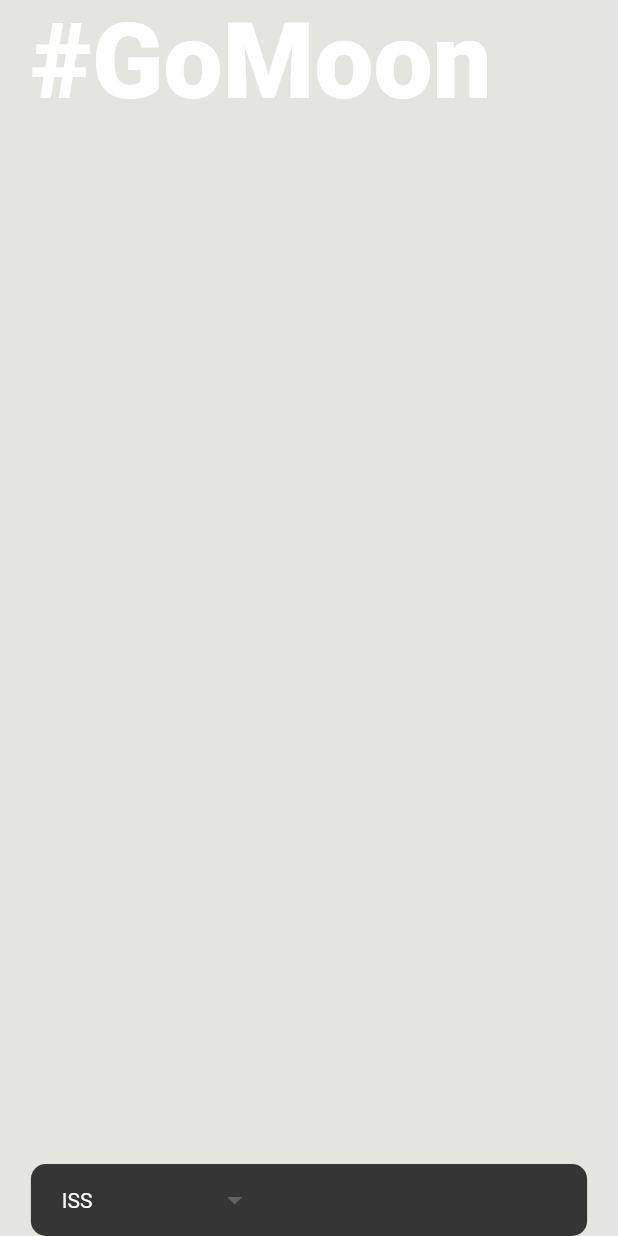
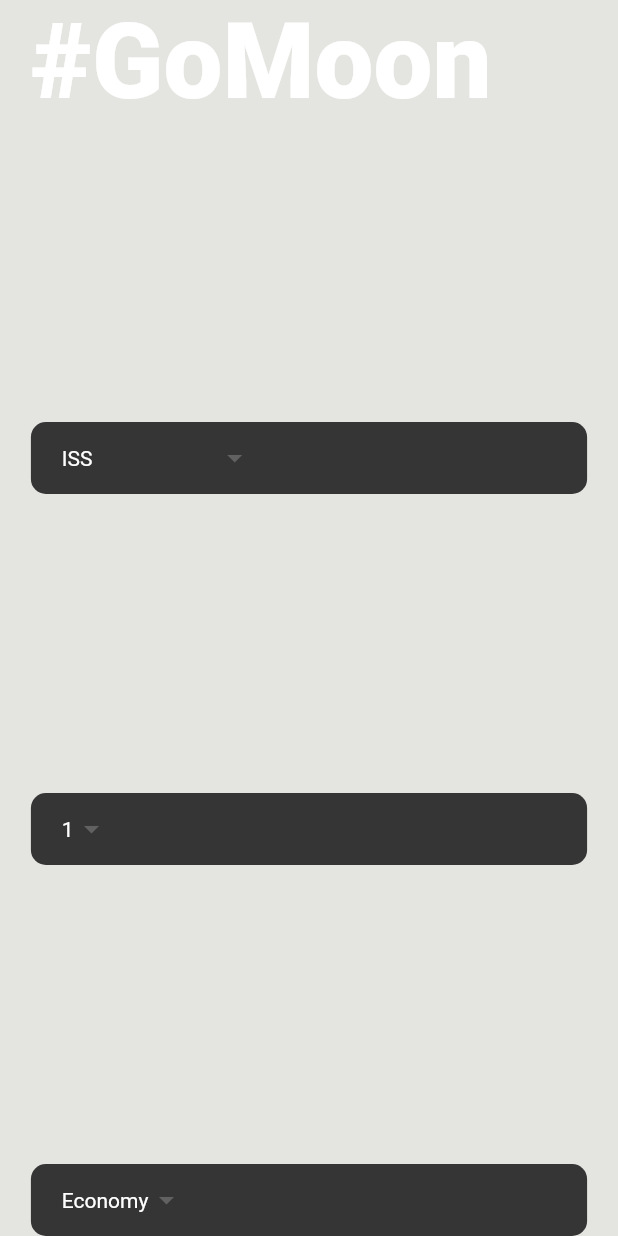
Before and after one commit to Nuri801/new_go_to_moon_UI, a Flutter app: the screen it shows after launch, on a phone screen of 412 x 824 dp. Run offline on Flutter 3.47's test engine with Material 2 defaults, Android fonts, the phone set to English and light mode, and no system bars.

Commit message:
DropDown Menu Item

```diff
--- a/lib/pages/home_page.dart
+++ b/lib/pages/home_page.dart
@@ -22,7 +22,9 @@ class HomePage extends StatelessWidget {
               children: [
                 _pageTitle(),
                 // _astroImageWidget(),
-                DropDownWidget(items: ['ISS', 'Preneure Station'])
+                DropDownWidget(items: ['ISS', 'Preneure Station']),
+                DropDownWidget(items: ['1', '2', '3', '4']),
+                DropDownWidget(items: ['Economy', 'Business', 'Luxury'])
               ],
             )),
       ),
```
